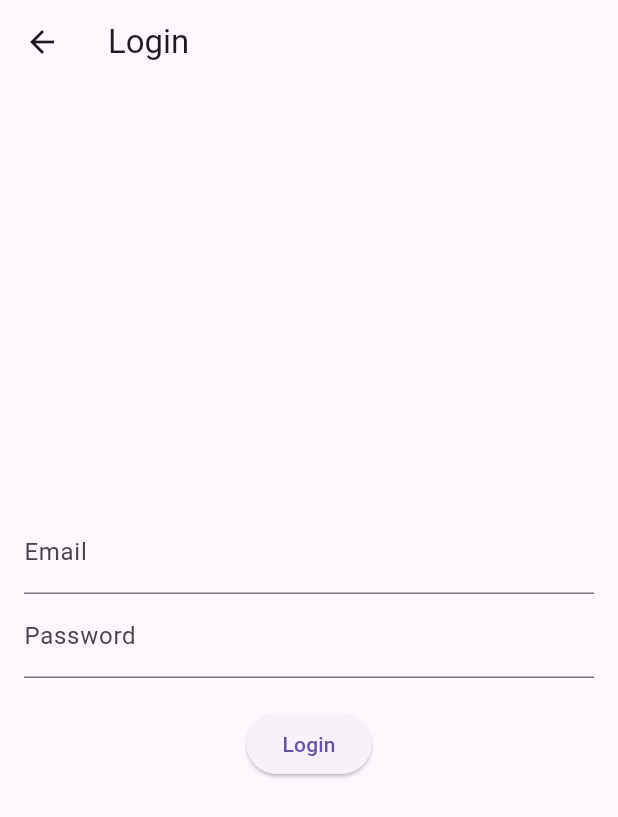
After one commit to Yash-user/Finix.ai, a Flutter app: the LoginPage screen opened directly, on a phone screen of 412 x 824 dp. The commit adds this screen. Shown: the top 817 px of the screen. Run offline on Flutter 3.47's test engine with Material 3 defaults, Android fonts, the phone set to English and light mode, and no system bars; our stand-ins replace firebase_auth; accounts and stored records are empty.

Commit message:
removed extra comments

```diff
--- /dev/null
+++ b/lib/login_page.dart
@@ -0,0 +1,71 @@
+import 'package:flutter/material.dart';
+import 'package:firebase_auth/firebase_auth.dart';
+import 'home_page.dart'; // adjust the path as needed
+
+class LoginPage extends StatefulWidget {
+  @override
+  _LoginPageState createState() => _LoginPageState();
+}
+
+class _LoginPageState extends State<LoginPage> {
+  final FirebaseAuth _auth = FirebaseAuth.instance;
+  final TextEditingController _emailController = TextEditingController();
+  final TextEditingController _passwordController = TextEditingController();
+
+  String? _errorMessage;
+
+  Future<void> _signIn() async {
+    try {
+      await _auth.signInWithEmailAndPassword(
+        email: _emailController.text.trim(),
+        password: _passwordController.text.trim(),
+      );
+      // Navigate to home or next page after successful login
+    } on FirebaseAuthException catch (e) {
+      setState(() {
+        _errorMessage = e.message; // Set the error message
+      });
+    }
+  }
+
+  @override
+  Widget build(BuildContext context) {
+    return Scaffold(
+      appBar: AppBar(title: Text("Login")),
+      body: Padding(
+        padding: EdgeInsets.all(16.0),
+        child: Column(
+          mainAxisAlignment: MainAxisAlignment.center,
+          children: [
+            TextField(
+              controller: _emailController,
+              decoration: InputDecoration(
+                labelText: "Email",
+                errorText: _errorMessage,
+              ),
+            ),
+            TextField(
+              controller: _passwordController,
+              decoration: InputDecoration(
+                labelText: "Password",
+                errorText: _errorMessage,
+              ),
+              obscureText: true,
+            ),
+            SizedBox(height: 20),
+            ElevatedButton(
+              onPressed: _signIn,
+              child: Text("Login"),
+            ),
+            SizedBox(height: 20),
+            if (_errorMessage != null)
+              Text(
+                _errorMessage!,
+                style: TextStyle(color: Colors.red),
+              ),
+          ],
+        ),
+      ),
+    );
+  }
+}
--- a/lib/main.dart
+++ b/lib/main.dart
@@ -2,15 +2,7 @@ import 'package:flutter/material.dart';
 import 'chat_page.dart';
 import 'educate_page.dart';
 
-// -- CHANGES MADE BY YASH -- //
-import 'package:firebase_core/firebase_core.dart';
-import 'firebase_options.dart';
-
-void main() async {
-  WidgetsFlutterBinding.ensureInitialized();
-  await Firebase.initializeApp(
-    options: DefaultFirebaseOptions.currentPlatform,
-  );
+void main() {
   runApp(const MyApp());
 }
 
--- a/pubspec.yaml
+++ b/pubspec.yaml
@@ -12,6 +12,8 @@ dependencies:
   cupertino_icons: ^1.0.8
   url_launcher: ^6.3.1
   firebase_core: ^3.12.1
+  firebase_auth: ^5.5.1
+  google_sign_in: ^6.3.0
 
 dev_dependencies:
   flutter_test:
```
Also changed, not shown: pubspec.lock, 1 other file.
